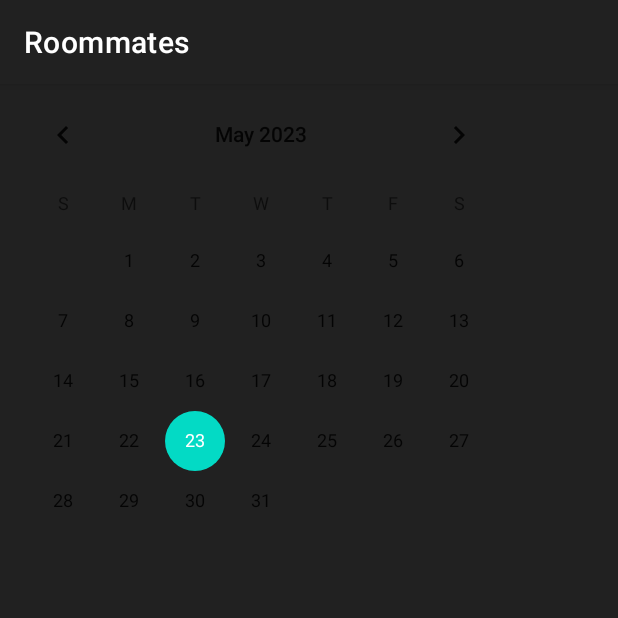
After one commit to DeeJack/roommates, an Android app: the fragment Calendario shown on its own in the app's theme, on a phone screen of 412 x 824 dp, the top half of it. The commit adds this screen. Run offline under Robolectric (Android 15) with nearby library versions, the phone set to English and light mode, and no system bars.

Commit message:
boh robe

```diff
--- /dev/null
+++ b/app/src/main/java/it/unitn/disi/fumiprovv/roommates/Calendario.java
@@ -0,0 +1,64 @@
+package it.unitn.disi.fumiprovv.roommates;
+
+import android.os.Bundle;
+
+import androidx.fragment.app.Fragment;
+
+import android.view.LayoutInflater;
+import android.view.View;
+import android.view.ViewGroup;
+
+/**
+ * A simple {@link Fragment} subclass.
+ * Use the {@link Calendario#newInstance} factory method to
+ * create an instance of this fragment.
+ */
+public class Calendario extends Fragment {
+
+    // TODO: Rename parameter arguments, choose names that match
+    // the fragment initialization parameters, e.g. ARG_ITEM_NUMBER
+    private static final String ARG_PARAM1 = "param1";
+    private static final String ARG_PARAM2 = "param2";
+
+    // TODO: Rename and change types of parameters
+    private String mParam1;
+    private String mParam2;
+
+    public Calendario() {
+        // Required empty public constructor
+    }
+
+    /**
+     * Use this factory method to create a new instance of
+     * this fragment using the provided parameters.
+     *
+     * @param param1 Parameter 1.
+     * @param param2 Parameter 2.
+     * @return A new instance of fragment Calendario.
+     */
+    // TODO: Rename and change types and number of parameters
+    public static Calendario newInstance(String param1, String param2) {
+        Calendario fragment = new Calendario();
+        Bundle args = new Bundle();
+        args.putString(ARG_PARAM1, param1);
+        args.putString(ARG_PARAM2, param2);
+        fragment.setArguments(args);
+        return fragment;
+    }
+
+    @Override
+    public void onCreate(Bundle savedInstanceState) {
+        super.onCreate(savedInstanceState);
+        if (getArguments() != null) {
+            mParam1 = getArguments().getString(ARG_PARAM1);
+            mParam2 = getArguments().getString(ARG_PARAM2);
+        }
+    }
+
+    @Override
+    public View onCreateView(LayoutInflater inflater, ViewGroup container,
+                             Bundle savedInstanceState) {
+        // Inflate the layout for this fragment
+        return inflater.inflate(R.layout.fragment_calendario, container, false);
+    }
+}
--- /dev/null
+++ b/app/src/main/res/layout/fragment_calendario.xml
@@ -0,0 +1,19 @@
+<?xml version="1.0" encoding="utf-8"?>
+<FrameLayout xmlns:android="http://schemas.android.com/apk/res/android"
+    xmlns:tools="http://schemas.android.com/tools"
+    android:layout_width="match_parent"
+    android:layout_height="match_parent"
+    tools:context=".Calendario">
+
+    <!-- TODO: Update blank fragment layout -->
+    <TextView
+        android:layout_width="match_parent"
+        android:layout_height="match_parent"
+        android:text="@string/hello_blank_fragment" />
+
+    <CalendarView
+        android:id="@+id/calendarView"
+        android:layout_width="wrap_content"
+        android:layout_height="wrap_content" />
+
+</FrameLayout>
--- a/app/src/main/res/menu/nav_menu.xml
+++ b/app/src/main/res/menu/nav_menu.xml
@@ -3,7 +3,8 @@
     <item
         android:id="@+id/menu_item_home"
         android:icon="@drawable/home"
-        android:title="@string/home" />
+        android:title="@string/home"
+        />
     <item
         android:id="@+id/menu_item_turni"
         android:icon="@drawable/turni"
```
Also changed, not shown: app/src/main/java/it/unitn/disi/fumiprovv/roommates/MainActivity.java (+36 -1 lines), app/src/main/res/navigation/nav_graph.xml (+13 -0 lines).
